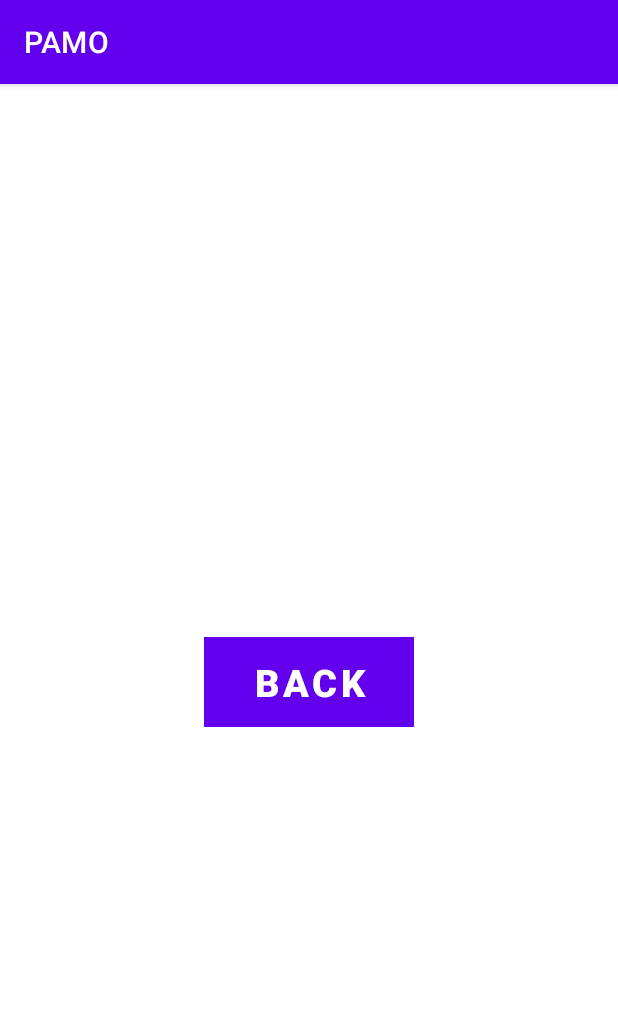
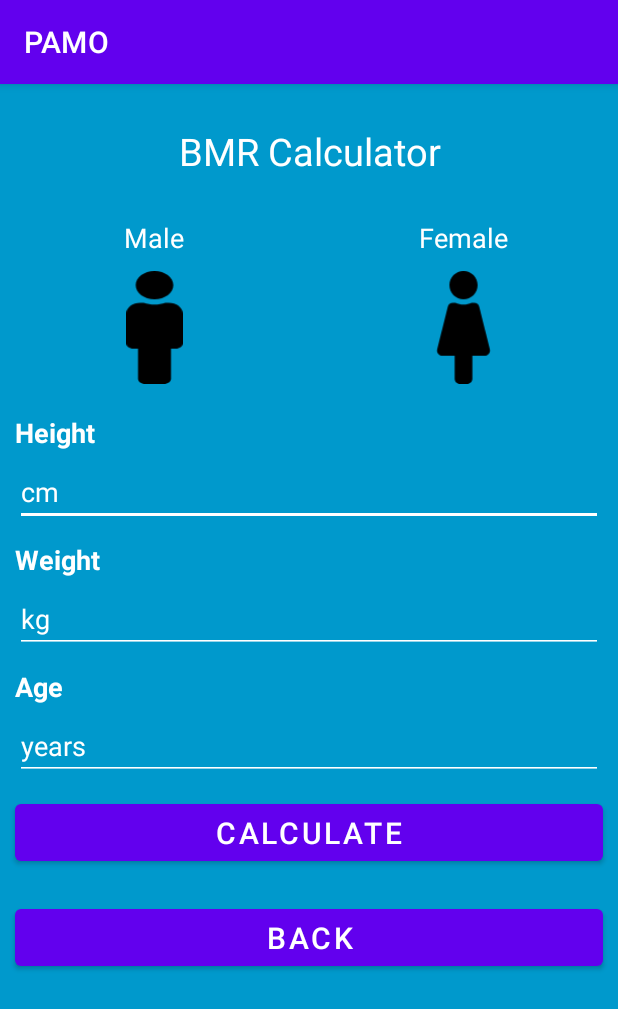
Before and after one commit to Kaczmarek-M/PAMO, an Android app: the Calories_per_der screen opened directly, with no data from a screen before it, on a phone screen of 412 x 824 dp. Shown: the top 1009 px of the screen. Run offline under Robolectric (Android 15) with nearby library versions, the phone set to English and light mode, and no system bars.

Commit message:
Improved Scripts

```diff
--- a/app/src/main/java/com/example/bmicalculator/Calories_per_der.java
+++ b/app/src/main/java/com/example/bmicalculator/Calories_per_der.java
@@ -4,17 +4,87 @@ import androidx.appcompat.app.AppCompatActivity;
 
 import android.content.Intent;
 import android.os.Bundle;
+import android.text.TextUtils;
 import android.view.View;
 import android.widget.Button;
+import android.widget.EditText;
+import android.widget.ImageView;
+import android.widget.LinearLayout;
+import android.widget.TextView;
+import android.widget.Toast;
 
 public class Calories_per_der extends AppCompatActivity {
 
-    Button back;
+    Button back, btn;
+    EditText height, weight, age;
+    TextView result;
+    LinearLayout malelayout, femalelayout;
+    ImageView mimg, fimg;
 
+    double h=0, w=0, a=0, bmr=0;
+    String user = "0";
     @Override
     protected void onCreate(Bundle savedInstanceState) {
         super.onCreate(savedInstanceState);
         setContentView(R.layout.activity_calories_per_der);
+
+        btn = findViewById(R.id.btncal);
+        height = findViewById(R.id.heighttxt);
+        weight = findViewById(R.id.weighttxt);
+        age = findViewById(R.id.agetxt);
+        result = findViewById(R.id.result);
+        malelayout = findViewById(R.id.male);
+        femalelayout = findViewById(R.id.female);
+        mimg = findViewById(R.id.maleimg);
+        fimg = findViewById(R.id.femaleimg);
+
+        malelayout.setOnClickListener(new View.OnClickListener() {
+            @Override
+            public void onClick(View view) {
+                mimg.setColorFilter(getResources().getColor(R.color.white));
+                fimg.setColorFilter(getResources().getColor(R.color.black));
+                user = "Male";
+            }
+        });
+        femalelayout.setOnClickListener(new View.OnClickListener() {
+            @Override
+            public void onClick(View view) {
+                fimg.setColorFilter(getResources().getColor(R.color.white));
+                mimg.setColorFilter(getResources().getColor(R.color.black));
+                user = "Female";
+            }
+        });
+
+        btn.setOnClickListener(new View.OnClickListener() {
+            @Override
+            public void onClick(View view) {
+                String str1 = height.getText().toString();
+                String str2 = weight.getText().toString();
+                String str3 = age.getText().toString();
+                if (user.equals("0")){
+                    Toast.makeText(Calories_per_der.this, "Select your gender", Toast.LENGTH_SHORT).show();
+                }
+                else if (TextUtils.isEmpty(str1)){
+                    height.setError("Select Height");
+                    height.requestFocus();
+                    return;
+                }
+                else if (TextUtils.isEmpty(str2)){
+                    weight.setError("Select Weight");
+                    weight.requestFocus();
+                    return;
+                }
+                else if (TextUtils.isEmpty(str3)){
+                    age.setError("Select Age");
+                    age.requestFocus();
+                    return;
+                }
+                else {
+                    calculate();
+                }
+
+            }
+        });
 
         back = (Button) findViewById(R.id.back);
         back.setOnClickListener(new View.OnClickListener() {
@@ -24,5 +94,19 @@ public class Calories_per_der extends AppCompatActivity {
                 startActivity(intent);
             }
         });
+
+    }
+    private void calculate(){
+        h = Double.parseDouble(height.getText().toString());
+        w = Double.parseDouble(weight.getText().toString());
+        a = Double.parseDouble(age.getText().toString());
+        if (user.equals("Male")){
+            bmr=((10*w) + (6.25 * h) - (5*a) + 5);
+            result.setText(Double.toString(bmr));
+        }
+        if (user.equals("Female")){
+            bmr=((10*w) + (6.25 * h) - (5 * a) + 161);
+            result.setText(Double.toString(bmr));
+        }
     }
 }
--- /dev/null
+++ b/app/src/main/res/drawable/female_solid.xml
@@ -0,0 +1,9 @@
+<vector xmlns:android="http://schemas.android.com/apk/res/android"
+    android:width="30dp"
+    android:height="60dp"
+    android:viewportWidth="256"
+    android:viewportHeight="512">
+  <path
+      android:fillColor="#FF000000"
+      android:pathData="M128,0c35.346,0 64,28.654 64,64s-28.654,64 -64,64c-35.346,0 -64,-28.654 -64,-64S92.654,0 128,0m119.283,354.179l-48,-192A24,24 0,0 0,176 144h-11.36c-22.711,10.443 -49.59,10.894 -73.28,0H80a24,24 0,0 0,-23.283 18.179l-48,192C4.935,369.305 16.383,384 32,384h56v104c0,13.255 10.745,24 24,24h32c13.255,0 24,-10.745 24,-24V384h56c15.591,0 27.071,-14.671 23.283,-29.821z"/>
+</vector>
--- /dev/null
+++ b/app/src/main/res/drawable/male_solid.xml
@@ -0,0 +1,9 @@
+<vector xmlns:android="http://schemas.android.com/apk/res/android"
+    android:width="30dp"
+    android:height="60dp"
+    android:viewportWidth="192"
+    android:viewportHeight="512">
+  <path
+      android:fillColor="#FF000000"
+      android:pathData="M96,0c35.346,0 64,28.654 64,64s-28.654,64 -64,64 -64,-28.654 -64,-64S60.654,0 96,0m48,144h-11.36c-22.711,10.443 -49.59,10.894 -73.28,0H48c-26.51,0 -48,21.49 -48,48v136c0,13.255 10.745,24 24,24h16v136c0,13.255 10.745,24 24,24h64c13.255,0 24,-10.745 24,-24V352h16c13.255,0 24,-10.745 24,-24V192c0,-26.51 -21.49,-48 -48,-48z"/>
+</vector>
--- a/app/src/main/res/layout/activity_calories_per_der.xml
+++ b/app/src/main/res/layout/activity_calories_per_der.xml
@@ -1,25 +1,161 @@
 <?xml version="1.0" encoding="utf-8"?>
-<LinearLayout xmlns:android="http://schemas.android.com/apk/res/android"
+<RelativeLayout xmlns:android="http://schemas.android.com/apk/res/android"
     xmlns:app="http://schemas.android.com/apk/res-auto"
     xmlns:tools="http://schemas.android.com/tools"
     android:layout_width="match_parent"
     android:layout_height="match_parent"
-    android:gravity="center"
-    android:orientation="vertical"
-    tools:context=".MainActivity">
+    android:background="@android:color/holo_blue_dark"
+    tools:context=".Calories_per_der">
+
+    <TextView
+        android:layout_width="match_parent"
+        android:layout_height="50dp"
+        android:text="BMR Calculator"
+        android:textColor="@color/white"
+        android:textSize="25dp"
+        android:gravity="center"
+        android:layout_margin="20dp"
+        android:id="@+id/bmr"/>
+    <LinearLayout
+        android:layout_width="match_parent"
+        android:layout_height="wrap_content"
+        android:id="@+id/gender"
+        android:orientation="horizontal"
+        android:layout_below="@+id/bmr">
+        <LinearLayout
+            android:layout_width="match_parent"
+            android:layout_height="120dp"
+            android:id="@+id/male"
+            android:layout_weight="1"
+            android:orientation="vertical">
+            <TextView
+                android:layout_width="match_parent"
+                android:layout_height="wrap_content"
+                android:text="Male"
+                android:textSize="18dp"
+                android:textColor="@color/white"
+                android:gravity="center"/>
+                <ImageView
+                    android:layout_width="match_parent"
+                    android:layout_height="match_parent"
+                    android:src="@drawable/male_solid"
+                    android:padding="10dp"
+                    android:id="@+id/maleimg"/>
+        </LinearLayout>
+        <LinearLayout
+            android:layout_width="match_parent"
+            android:layout_height="120dp"
+            android:id="@+id/female"
+            android:layout_weight="1"
+            android:orientation="vertical">
+            <TextView
+                android:layout_width="match_parent"
+                android:layout_height="wrap_content"
+                android:text="Female"
+                android:textSize="18dp"
+                android:textColor="@color/white"
+                android:gravity="center"/>
+                <ImageView
+                android:layout_width="match_parent"
+                android:layout_height="match_parent"
+                android:src="@drawable/female_solid"
+                android:padding="10dp"
+                android:id="@+id/femaleimg"/>
+        </LinearLayout>
+    </LinearLayout>
+    <TextView
+        android:layout_width="match_parent"
+        android:layout_height="wrap_content"
+        android:text="Height"
+        android:textSize="18dp"
+        android:textColor="@color/white"
+        android:textStyle="bold"
+        android:layout_below="@+id/gender"
+        android:layout_margin="10dp"
+        android:id="@+id/htxt"/>
+
+    <EditText
+        android:id="@+id/heighttxt"
+        android:layout_width="match_parent"
+        android:layout_height="40dp"
+        android:layout_below="@+id/htxt"
+        android:layout_marginLeft="10dp"
+        android:layout_marginRight="10dp"
+        android:backgroundTint="@color/white"
+        android:hint="cm"
+        android:textColorHint="@color/white" />
+    <TextView
+        android:layout_width="match_parent"
+        android:layout_height="wrap_content"
+        android:text="Weight"
+        android:textSize="18dp"
+        android:textColor="@color/white"
+        android:textStyle="bold"
+        android:layout_below="@+id/heighttxt"
+        android:layout_margin="10dp"
+        android:id="@+id/wtxt"/>
+
+    <EditText
+        android:id="@+id/weighttxt"
+        android:layout_width="match_parent"
+        android:layout_height="40dp"
+        android:layout_below="@+id/wtxt"
+        android:layout_marginLeft="10dp"
+        android:layout_marginRight="10dp"
+        android:backgroundTint="@color/white"
+        android:hint="kg"
+        android:textColorHint="@color/white" />
+    <TextView
+        android:layout_width="match_parent"
+        android:layout_height="wrap_content"
+        android:text="Age"
+        android:textSize="18dp"
+        android:textColor="@color/white"
+        android:textStyle="bold"
+        android:layout_below="@+id/weighttxt"
+        android:layout_margin="10dp"
+        android:id="@+id/atxt"/>
+
+    <EditText
+        android:id="@+id/agetxt"
+        android:layout_width="match_parent"
+        android:layout_height="40dp"
+        android:layout_below="@+id/atxt"
+        android:layout_marginLeft="10dp"
+        android:layout_marginRight="10dp"
+        android:backgroundTint="@color/white"
+        android:hint="years"
+        android:textColorHint="@color/white" />
 
     <Button
+        android:layout_width="match_parent"
+        android:layout_height="50dp"
+        android:text="Calculate"
+        android:textColor="@color/white"
+        android:id="@+id/btncal"
+        android:layout_below="@+id/agetxt"
+        android:layout_margin="10dp"
+        android:textSize="20dp"/>
+
+    <Button
+        android:layout_width="match_parent"
+        android:layout_height="50dp"
         android:id="@+id/back"
-        android:layout_width="140dp"
-        android:layout_height="60dp"
-        android:layout_marginTop="30dp"
-        android:background="@drawable/ic_launcher_background"
+        android:layout_margin="10dp"
+        android:layout_below="@+id/btncal"
         android:text="Back"
         android:textColor="@color/white"
-        android:textSize="25sp"
-        android:textStyle="bold"></Button>
+        android:textSize="20dp"/>
+
+    <TextView
+        android:layout_width="match_parent"
+        android:layout_height="50dp"
+        android:textColor="@color/white"
+        android:layout_below="@+id/back"
+        android:textSize="30dp"
+        android:gravity="center"
+        android:layout_margin="10dp"
+        android:id="@+id/result"/>
 
 
-
-
-</LinearLayout>
+</RelativeLayout>
```
Also changed, not shown: app/src/main/java/com/example/bmicalculator/Culinary_recipes.java (+28 -0 lines), app/src/main/res/drawable/person_solid.xml (added, +9 -0 lines), app/src/main/res/layout/activity_culinary_recipes.xml (+36 -3 lines).
